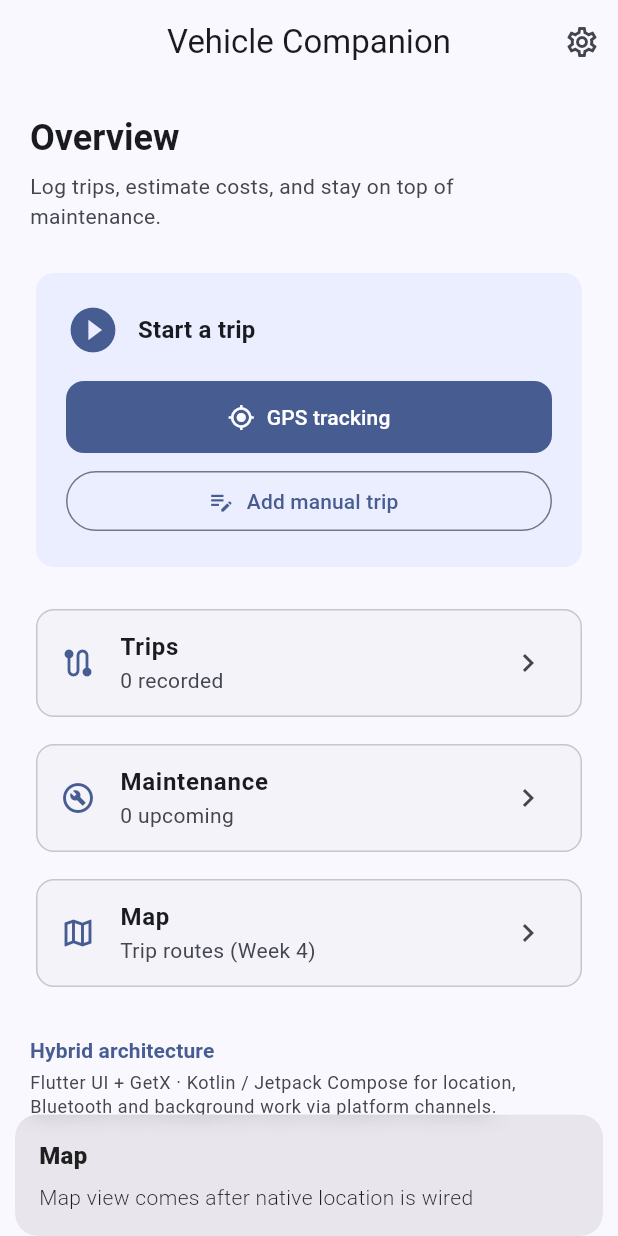
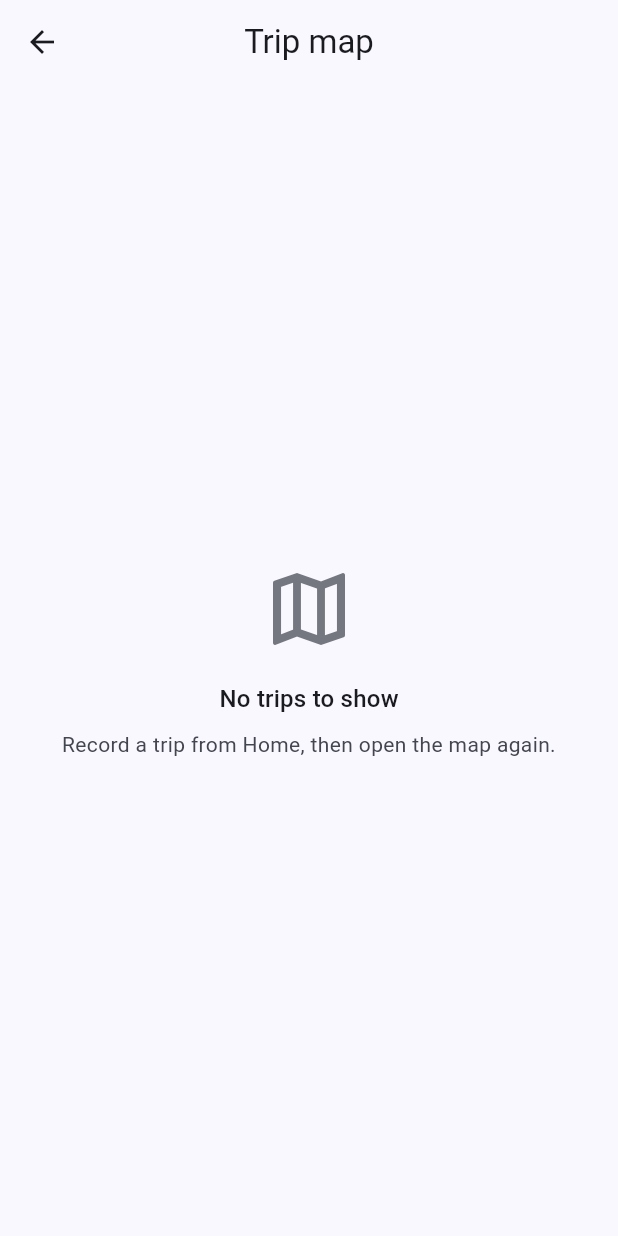
Before and after one commit to abikvaidhya/vehicle_companion, a Flutter app: the screen it shows after launch, after a tap on "Map", on a phone screen of 412 x 824 dp. Run offline on Flutter 3.47's test engine with Material 3 defaults, Android fonts, the phone set to English and light mode, and no system bars; our stand-ins replace get, google_maps_flutter, permission_handler, shared_preferences, sqflite; accounts and stored records are empty.

Commit message:
changes
- map view logic added
- readme changes for google maps API key instructions

```diff
--- a/lib/features/home/home_screen.dart
+++ b/lib/features/home/home_screen.dart
@@ -4,6 +4,8 @@ import 'package:get/get.dart';
 import '../../core/utils/formatters.dart';
 import '../maintenance/maintenance_controller.dart';
 import '../maintenance/maintenance_screen.dart';
+import '../map/map_screen.dart';
+import '../settings/settings_screen.dart';
 import '../trips/trips_controller.dart';
 import '../trips/trips_screen.dart';
 
@@ -22,13 +24,7 @@ class HomeScreen extends StatelessWidget {
         actions: [
           IconButton(
             icon: const Icon(Icons.settings_outlined),
-            onPressed: () {
-              Get.snackbar(
-                'Settings',
-                'Fuel prices & preferences coming soon',
-                snackPosition: SnackPosition.BOTTOM,
-              );
-            },
+            onPressed: () => Get.to(() => const SettingsScreen()),
           ),
         ],
       ),
@@ -55,7 +51,6 @@ class HomeScreen extends StatelessWidget {
             ),
             const SizedBox(height: 24),
 
-            // Active trip or start CTA
             Obx(() {
               final active = tripsCtrl.activeTrip.value;
               if (active == null) {
@@ -107,14 +102,8 @@ class HomeScreen extends StatelessWidget {
             _NavCard(
               icon: Icons.map_outlined,
               title: 'Map',
-              subtitle: const Text('Trip routes (Week 4)'),
-              onTap: () {
-                Get.snackbar(
-                  'Map',
-                  'Map view comes after native location is wired',
-                  snackPosition: SnackPosition.BOTTOM,
-                );
-              },
+              subtitle: const Text('View trip routes'),
+              onTap: () => Get.to(() => const MapScreen()),
             ),
 
             const SizedBox(height: 28),
@@ -127,8 +116,8 @@ class HomeScreen extends StatelessWidget {
             ),
             const SizedBox(height: 4),
             Text(
-              'Flutter UI + GetX · Kotlin / Jetpack Compose for location, '
-              'Bluetooth and background work via platform channels.',
+              'Flutter UI + GetX · Kotlin native channels for location, '
+              'Bluetooth and background work.',
               style: Theme.of(context).textTheme.bodySmall?.copyWith(
                     color: scheme.onSurfaceVariant,
                   ),
@@ -157,7 +146,7 @@ class HomeScreen extends StatelessWidget {
                   if (t == null) return const SizedBox.shrink();
                   return Text(
                     '${formatKm(t.distanceKm)} · ${t.routePoints.length} GPS points\n'
-                    'Cost will be estimated from fuel type.',
+                    'Cost will be estimated from Settings fuel type.',
                   );
                 }),
                 const SizedBox(height: 20),
--- /dev/null
+++ b/lib/features/map/map_screen.dart
@@ -0,0 +1,264 @@
+import 'package:flutter/material.dart';
+import 'package:get/get.dart';
+import 'package:google_maps_flutter/google_maps_flutter.dart';
+
+import '../../core/utils/formatters.dart';
+import '../../domain/models/trip.dart';
+import '../trips/trips_controller.dart';
+
+class MapScreen extends StatefulWidget {
+  /// If set, only this trip is drawn. Otherwise all trips with points.
+  final String? tripId;
+
+  const MapScreen({super.key, this.tripId});
+
+  @override
+  State<MapScreen> createState() => _MapScreenState();
+}
+
+class _MapScreenState extends State<MapScreen> {
+  GoogleMapController? _mapController;
+  String? _selectedTripId;
+
+  @override
+  void initState() {
+    super.initState();
+    _selectedTripId = widget.tripId;
+  }
+
+  @override
+  void dispose() {
+    _mapController?.dispose();
+    super.dispose();
+  }
+
+  @override
+  Widget build(BuildContext context) {
+    final tripsCtrl = Get.find<TripsController>();
+
+    return Scaffold(
+      appBar: AppBar(
+        title: Text(widget.tripId != null ? 'Trip route' : 'Trip map'),
+      ),
+      body: Obx(() {
+        final all = tripsCtrl.trips;
+        final tripsWithPoints = all
+            .where((t) => t.routePoints.length >= 2)
+            .toList();
+
+        final focus = _selectedTripId != null
+            ? tripsWithPoints.where((t) => t.id == _selectedTripId).toList()
+            : tripsWithPoints;
+
+        if (tripsWithPoints.isEmpty) {
+          return _EmptyMapState(
+            hasTrips: all.isNotEmpty,
+          );
+        }
+
+        final polylines = <Polyline>{};
+        final markers = <Marker>{};
+
+        for (var i = 0; i < focus.length; i++) {
+          final trip = focus[i];
+          final points = trip.routePoints
+              .map((p) => LatLng(p.latitude, p.longitude))
+              .toList();
+          if (points.length < 2) continue;
+
+          final color = _colorForIndex(i, Theme.of(context).colorScheme);
+          polylines.add(
+            Polyline(
+              polylineId: PolylineId(trip.id),
+              points: points,
+              color: color,
+              width: 5,
+            ),
+          );
+          markers.add(
+            Marker(
+              markerId: MarkerId('${trip.id}_start'),
+              position: points.first,
+              infoWindow: InfoWindow(
+                title: 'Start',
+                snippet: formatDateTime(trip.startTime),
+              ),
+              icon: BitmapDescriptor.defaultMarkerWithHue(
+                BitmapDescriptor.hueGreen,
+              ),
+            ),
+          );
+          markers.add(
+            Marker(
+              markerId: MarkerId('${trip.id}_end'),
+              position: points.last,
+              infoWindow: InfoWindow(
+                title: 'End · ${formatKm(trip.distanceKm)}',
+                snippet: formatCost(trip.cost),
+              ),
+            ),
+          );
+        }
+
+        final initial = _initialCamera(focus);
+
+        return Column(
+          children: [
+            Expanded(
+              child: GoogleMap(
+                initialCameraPosition: initial,
+                polylines: polylines,
+                markers: markers,
+                myLocationButtonEnabled: true,
+                myLocationEnabled: false,
+                zoomControlsEnabled: true,
+                onMapCreated: (c) {
+                  _mapController = c;
+                  _fitBounds(focus);
+                },
+              ),
+            ),
+            if (widget.tripId == null && tripsWithPoints.isNotEmpty)
+              SizedBox(
+                height: 88,
+                child: ListView.separated(
+                  scrollDirection: Axis.horizontal,
+                  padding: const EdgeInsets.symmetric(horizontal: 12, vertical: 10),
+                  itemCount: tripsWithPoints.length + 1,
+                  separatorBuilder: (_, __) => const SizedBox(width: 8),
+                  itemBuilder: (context, index) {
+                    if (index == 0) {
+                      final selected = _selectedTripId == null;
+                      return FilterChip(
+                        label: const Text('All'),
+                        selected: selected,
+                        onSelected: (_) {
+                          setState(() => _selectedTripId = null);
+                          _fitBounds(tripsWithPoints);
+                        },
+                      );
+                    }
+                    final trip = tripsWithPoints[index - 1];
+                    final selected = _selectedTripId == trip.id;
+                    return FilterChip(
+                      label: Text(
+                        '${formatDate(trip.startTime)} · ${formatKm(trip.distanceKm)}',
+                      ),
+                      selected: selected,
+                      onSelected: (_) {
+                        setState(() => _selectedTripId = trip.id);
+                        _fitBounds([trip]);
+                      },
+                    );
+                  },
+                ),
+              ),
+          ],
+        );
+      }),
+    );
+  }
+
+  CameraPosition _initialCamera(List<Trip> trips) {
+    // Default: Göteborg area if somehow empty
+    const fallback = CameraPosition(
+      target: LatLng(57.7089, 11.9746),
+      zoom: 11,
+    );
+    if (trips.isEmpty) return fallback;
+    final first = trips.first.routePoints.first;
+    return CameraPosition(
+      target: LatLng(first.latitude, first.longitude),
+      zoom: 13,
+    );
+  }
+
+  Future<void> _fitBounds(List<Trip> trips) async {
+    final controller = _mapController;
+    if (controller == null) return;
+
+    final points = <LatLng>[];
+    for (final t in trips) {
+      for (final p in t.routePoints) {
+        points.add(LatLng(p.latitude, p.longitude));
+      }
+    }
+    if (points.isEmpty) return;
+
+    if (points.length == 1) {
+      await controller.animateCamera(
+        CameraUpdate.newLatLngZoom(points.first, 15),
+      );
+      return;
+    }
+
+    var minLat = points.first.latitude;
+    var maxLat = points.first.latitude;
+    var minLng = points.first.longitude;
+    var maxLng = points.first.longitude;
+    for (final p in points) {
+      minLat = minLat < p.latitude ? minLat : p.latitude;
+      maxLat = maxLat > p.latitude ? maxLat : p.latitude;
+      minLng = minLng < p.longitude ? minLng : p.longitude;
+      maxLng = maxLng > p.longitude ? maxLng : p.longitude;
+    }
+
+    final bounds = LatLngBounds(
+      southwest: LatLng(minLat, minLng),
+      northeast: LatLng(maxLat, maxLng),
+    );
+    await controller.animateCamera(CameraUpdate.newLatLngBounds(bounds, 64));
+  }
+
+  Color _colorForIndex(int index, ColorScheme scheme) {
+    const hues = [
+      Color(0xFF1565C0),
+      Color(0xFF2E7D32),
+      Color(0xFF6A1B9A),
+      Color(0xFFC62828),
+      Color(0xFF00838F),
+      Color(0xFFEF6C00),
+    ];
+    return hues[index % hues.length];
+  }
+}
+
+class _EmptyMapState extends StatelessWidget {
+  final bool hasTrips;
+
+  const _EmptyMapState({required this.hasTrips});
+
+  @override
+  Widget build(BuildContext context) {
+    return Center(
+      child: Padding(
+        padding: const EdgeInsets.all(32),
+        child: Column(
+          mainAxisAlignment: MainAxisAlignment.center,
+          children: [
+            Icon(
+              Icons.map_outlined,
+              size: 64,
+              color: Theme.of(context).colorScheme.outline,
+            ),
+            const SizedBox(height: 16),
+            Text(
+              hasTrips ? 'No GPS routes yet' : 'No trips to show',
+              style: Theme.of(context).textTheme.titleMedium,
+            ),
+            const SizedBox(height: 8),
+            Text(
+              hasTrips
+                  ? 'Start a trip with GPS tracking so route points are recorded.'
+                  : 'Record a trip from Home, then open the map again.',
+              textAlign: TextAlign.center,
+              style: Theme.of(context).textTheme.bodyMedium?.copyWith(
+                    color: Theme.of(context).colorScheme.onSurfaceVariant,
+                  ),
+            ),
+          ],
+        ),
+      ),
+    );
+  }
+}
--- a/pubspec.yaml
+++ b/pubspec.yaml
@@ -18,6 +18,7 @@ dependencies:
   sqflite: ^2.3.3+1
   path: ^1.9.0
   path_provider: ^2.1.4
+  shared_preferences:
 
   uuid: ^4.4.2
   intl: ^0.19.0
```
Also changed, not shown: lib/features/settings/settings_controller.dart (added, +132 -0 lines), lib/features/settings/settings_screen.dart (added, +209 -0 lines), 8 other files.
